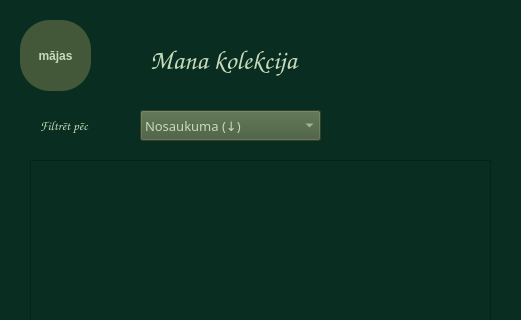
tebuu24/Senu-kolekcionars-2025, file ui/collection.ui: the form before one commit; both pictures show x 0 to 521 and y 0 to 320 of the 521 by 850 pixel window.
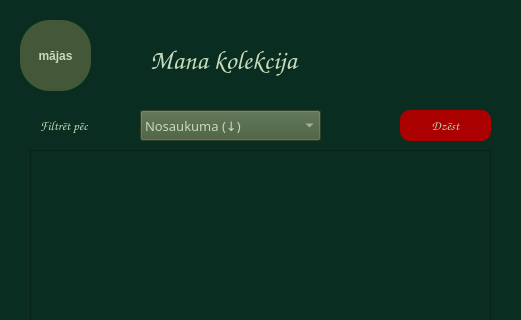
The form after the commit.

The edit to the form file:
```diff
--- a/ui/collection.ui
+++ b/ui/collection.ui
@@ -740,11 +740,23 @@
     <property name="geometry">
      <rect>
       <x>30</x>
-      <y>160</y>
+      <y>150</y>
       <width>461</width>
       <height>661</height>
      </rect>
     </property>
+    <property name="minimumSize">
+     <size>
+      <width>461</width>
+      <height>661</height>
+     </size>
+    </property>
+    <property name="maximumSize">
+     <size>
+      <width>461</width>
+      <height>661</height>
+     </size>
+    </property>
     <property name="palette">
      <palette>
       <active>
@@ -769,9 +781,9 @@
        <colorrole role="Text">
         <brush brushstyle="SolidPattern">
          <color alpha="255">
-          <red>56</red>
-          <green>67</green>
-          <blue>56</blue>
+          <red>199</red>
+          <green>218</green>
+          <blue>186</blue>
          </color>
         </brush>
        </colorrole>
@@ -805,9 +817,9 @@
        <colorrole role="HighlightedText">
         <brush brushstyle="SolidPattern">
          <color alpha="255">
-          <red>56</red>
-          <green>67</green>
-          <blue>56</blue>
+          <red>199</red>
+          <green>218</green>
+          <blue>186</blue>
          </color>
         </brush>
        </colorrole>
@@ -852,9 +864,9 @@
        <colorrole role="Text">
         <brush brushstyle="SolidPattern">
          <color alpha="255">
-          <red>56</red>
-          <green>67</green>
-          <blue>56</blue>
+          <red>199</red>
+          <green>218</green>
+          <blue>186</blue>
          </color>
         </brush>
        </colorrole>
@@ -888,9 +900,9 @@
        <colorrole role="HighlightedText">
         <brush brushstyle="SolidPattern">
          <color alpha="255">
-          <red>56</red>
-          <green>67</green>
-          <blue>56</blue>
+          <red>199</red>
+          <green>218</green>
+          <blue>186</blue>
          </color>
         </brush>
        </colorrole>
@@ -971,9 +983,9 @@
        <colorrole role="HighlightedText">
         <brush brushstyle="SolidPattern">
          <color alpha="255">
-          <red>56</red>
-          <green>67</green>
-          <blue>56</blue>
+          <red>199</red>
+          <green>218</green>
+          <blue>186</blue>
          </color>
         </brush>
        </colorrole>
@@ -1005,6 +1017,45 @@
      </font>
     </property>
    </widget>
+   <widget class="QPushButton" name="deletebutton">
+    <property name="geometry">
+     <rect>
+      <x>400</x>
+      <y>110</y>
+      <width>91</width>
+      <height>31</height>
+     </rect>
+    </property>
+    <property name="minimumSize">
+     <size>
+      <width>1</width>
+      <height>1</height>
+     </size>
+    </property>
+    <property name="maximumSize">
+     <size>
+      <width>171</width>
+      <height>71</height>
+     </size>
+    </property>
+    <property name="font">
+     <font>
+      <family>Comic Sans MS</family>
+      <pointsize>10</pointsize>
+     </font>
+    </property>
+    <property name="styleSheet">
+     <string notr="true">border-radius: 10px;
+background-color: rgb(170, 0, 0);
+color: rgb(199, 218, 186);</string>
+    </property>
+    <property name="locale">
+     <locale language="Latvian" country="Latvia"/>
+    </property>
+    <property name="text">
+     <string>Dzēst</string>
+    </property>
+   </widget>
   </widget>
   <widget class="QStatusBar" name="statusbar"/>
  </widget>
```
